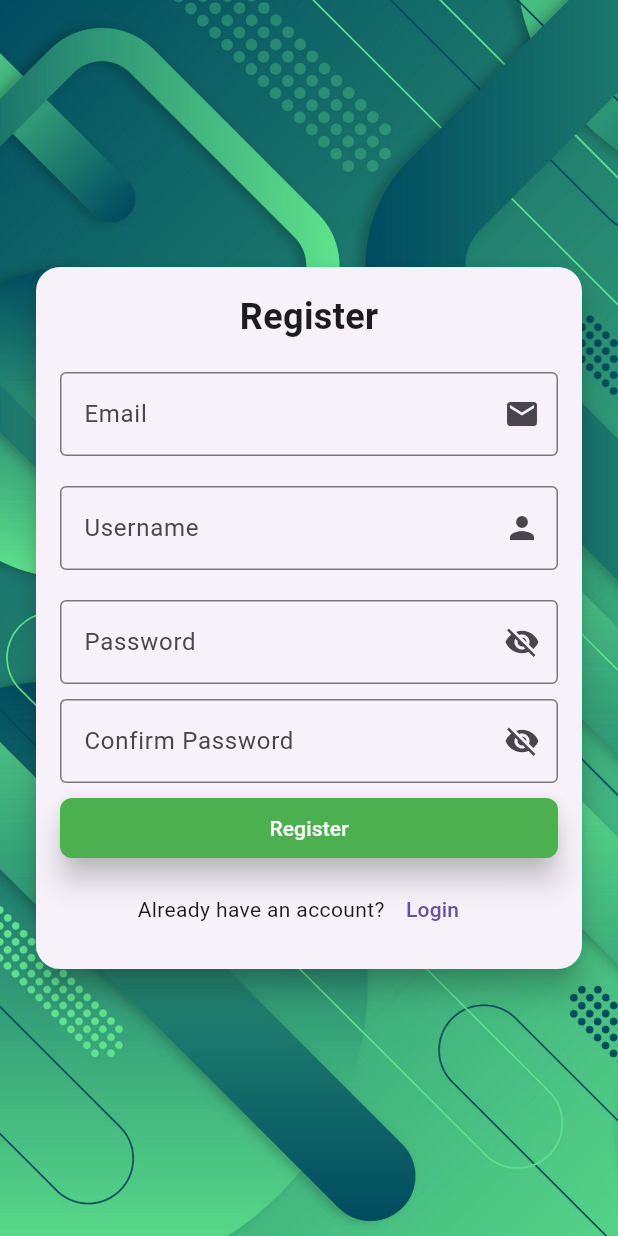
After one commit to tqha1011/expense_manager, a Flutter app: the screen it shows after launch, after a tap on "Register", on a phone screen of 412 x 824 dp. The commit adds this screen. Run offline on Flutter 3.47's test engine with Material 3 defaults, Android fonts, the phone set to English and light mode, and no system bars; our stand-ins replace flutter_dotenv, quickalert, supabase_flutter; accounts and stored records are empty.

Commit message:
new: login screen and register screen, custom dialog , add package animation,top_snack_bar

```diff
--- a/lib/main.dart
+++ b/lib/main.dart
@@ -1,9 +1,11 @@
+import 'package:expense_manager/views/home/home_screen.dart';
 import 'package:flutter/material.dart';
 import 'package:supabase_flutter/supabase_flutter.dart';
 import 'package:flutter_dotenv/flutter_dotenv.dart';
 import 'views/splash_screen.dart';
 import 'package:provider/provider.dart';
 import 'package:expense_manager/view_models/auth_view_model.dart';
+import 'views/auth/auth_screen.dart';
 
 Future<void> main() async{
   WidgetsFlutterBinding.ensureInitialized();
@@ -30,7 +32,12 @@ class MyApp extends StatelessWidget {
   Widget build(BuildContext context) {
     return MaterialApp(
       debugShowCheckedModeBanner: false,
-      home: const SplashScreen(),
+      initialRoute: '/',
+      routes: {
+        '/': (context) => const SplashScreen(),
+        '/home': (context) => const HomeScreen(),
+        '/auth': (context) => const AuthScreen(), // Thêm tham số onSwitch nếu cần
+      },
     );
   }
 }
--- /dev/null
+++ b/lib/views/auth/auth_screen.dart
@@ -0,0 +1,78 @@
+import 'package:expense_manager/views/auth/login_screen.dart';
+import 'package:expense_manager/views/auth/register_screen.dart';
+import 'package:flutter/material.dart';
+import 'package:animations/animations.dart';
+class AuthScreen extends StatefulWidget {
+  const AuthScreen({super.key});
+
+  @override
+  State<AuthScreen> createState() => _AuthScreenState();
+}
+
+class _AuthScreenState extends State<AuthScreen> {
+  // 👇 Biến quyết định đang hiện form nào
+  bool _isLogin = true;
+
+  // Hàm để đổi trạng thái (truyền xuống cho con dùng)
+  void toggleAuthMode() {
+    setState(() {
+      _isLogin = !_isLogin;
+    });
+  }
+
+  @override
+  Widget build(BuildContext context) {
+    return GestureDetector(
+      onTap: () {
+        FocusScope.of(context).unfocus();
+      },
+      child: Scaffold(
+        resizeToAvoidBottomInset: true,
+        backgroundColor: Colors.black,
+        body: Stack(
+          children: [
+            // giu anh nen dung yen
+            Positioned.fill(
+              child: Image.asset(
+                'assets/images/loginbackground.jpg',
+                fit: BoxFit.cover,
+              ),
+            ),
+
+            Center(
+              child: SingleChildScrollView(
+                child: Padding(
+                  padding: const EdgeInsets.all(20.0),
+
+                  // AnimatedSwitcher để chuyển đổi giữa 2 form với hiệu ứng
+                  child: PageTransitionSwitcher(
+                    duration: const Duration(milliseconds: 500),
+                    reverse: _isLogin, // Đảo chiều hiệu ứng khi quay về Login
+                    transitionBuilder: (child, animation, secondaryAnimation) {
+                      return SharedAxisTransition(
+                        animation: animation,
+                        secondaryAnimation: secondaryAnimation,
+                        // Kiểu hiệu ứng:
+                        // .horizontal: Trượt ngang (giống chuyển trang sách)
+                        // .scaled: Phóng to/Thu nhỏ (giống popup - Rất đẹp cho Card)
+                        // .vertical: Trượt dọc
+                        transitionType: SharedAxisTransitionType.horizontal,
+                        fillColor: Colors.transparent, // Để không bị nền trắng che mất ảnh background
+                        child: child,
+                      );
+                    },
+
+                    // Nếu là Login thì hiện LoginForm, ngược lại hiện RegisterForm
+                    child: _isLogin
+                        ? LoginScreen(key: const ValueKey("Login"), onSwitch: toggleAuthMode)
+                        : RegisterScreen(key: const ValueKey("Register"), onSwitch: toggleAuthMode),
+                  ),
+                ),
+              ),
+            ),
+          ],
+        ),
+      ),
+    );
+  }
+}
--- a/lib/views/auth/login_screen.dart
+++ b/lib/views/auth/login_screen.dart
@@ -1,16 +1,153 @@
 import 'package:flutter/material.dart';
+import 'package:provider/provider.dart';
+import 'package:expense_manager/view_models/auth_view_model.dart';
+import 'package:expense_manager/views/auth/password_recovery.dart';
+
 
 // form login
 class LoginScreen extends StatefulWidget {
-  const LoginScreen({super.key});
+  final VoidCallback onSwitch; // ham de chuyen sang form register
+  const LoginScreen({super.key, required this.onSwitch});
 
   @override
   State<LoginScreen> createState() => _LoginScreenState();
 }
 
 class _LoginScreenState extends State<LoginScreen> {
+  // controller de lay du lieu nguoi dung nhap
+  final _inputController = TextEditingController();
+  final _passwordController = TextEditingController();
+  bool _isObscure = true; // bien de an hien mat khau
+  bool _rememberMe = false; // bien de luu trang thai remember me
+
+  @override
+  // ham tu dong don dep tai nguyen khi widget bi huy
+  void dispose() {
+    _inputController.dispose();
+    _passwordController.dispose();
+    super.dispose();
+  }
+
   @override
   Widget build(BuildContext context) {
-    return Container();
+    return Card(
+      elevation: 8,
+      shape: RoundedRectangleBorder(borderRadius: BorderRadius.circular(16)),
+      child: Padding(
+        padding: EdgeInsets.all(16),
+        child: Column(
+          mainAxisSize: MainAxisSize.min,
+          children: [
+            Text(
+              "Login",
+              style: TextStyle(fontSize: 24, fontWeight: FontWeight.bold),
+            ),
+
+            SizedBox(height: 20),
+            TextField(
+              controller: _inputController,
+              decoration: InputDecoration(
+                labelText: "Email or Username",
+                border: OutlineInputBorder(),
+                suffixIcon: Icon(Icons.person),
+              ),
+              keyboardType: TextInputType.emailAddress,
+            ),
+
+            SizedBox(height: 20),
+
+            TextField(
+              controller: _passwordController,
+              obscureText: _isObscure,
+              decoration: InputDecoration(
+                labelText: "Password",
+                border: OutlineInputBorder(),
+                suffixIcon: IconButton(
+                  onPressed: () {
+                    setState(() {
+                      _isObscure = !_isObscure;
+                    });
+                  },
+                  icon: Icon(
+                    _isObscure ? Icons.visibility_off : Icons.visibility,
+                  ),
+                ),
+              ),
+            ),
+            SizedBox(height: 10),
+            Row(
+              children: [
+                SizedBox(
+                  child: Checkbox(
+                    value: _rememberMe,
+                    onChanged: (bool? value) {
+                      setState(() {
+                        _rememberMe = value ?? false;
+                      });
+                    },
+                    materialTapTargetSize: MaterialTapTargetSize.shrinkWrap,
+                    visualDensity: VisualDensity.compact,
+                    activeColor: Colors.green,
+                  ),
+                ),
+                SizedBox(width: 8),
+                Text("Remember Me"),
+                SizedBox(width: 53),
+                TextButton(
+                  onPressed: () {
+                    Navigator.push(
+                      context,
+                      MaterialPageRoute(
+                        builder: (context) => ForgotPasswordScreen(),
+                      ),
+                    );
+                  },
+                  child: Text("Forgot Password?"),
+                ),
+              ],
+            ),
+            SizedBox(height: 10),
+            SizedBox(
+              width: double.infinity,
+              height: 40,
+              child: ElevatedButton(
+                onPressed: () async {
+                  final input = _inputController.text.trim();
+                  final password = _passwordController.text.trim();
+
+                  // goi ham login tu AuthViewModel
+                  final success = await context
+                      .read<AuthViewModel>()
+                      .logInAction(input, password);
+                  if (success && context.mounted) {
+                    Navigator.pushReplacementNamed(context, '/home');
+                  }
+                },
+                style: ElevatedButton.styleFrom(
+                  shape: RoundedRectangleBorder(
+                    borderRadius: BorderRadius.circular(8),
+                  ),
+                  backgroundColor: Colors.green,
+                  foregroundColor: Colors.white,
+                  elevation: 8,
+                ),
+                child: Text("Login"),
+              ),
+            ),
+            SizedBox(height: 10),
+            Row(
+              mainAxisAlignment: MainAxisAlignment.center,
+              children: [
+                Text("Don't have an account?"),
+                TextButton(
+                  onPressed: widget.onSwitch,
+                  child: Text("Register"),
+                ),
+              ],
+            ),
+          ],
+        ),
+      ),
+    );
   }
 }
--- /dev/null
+++ b/lib/views/auth/register_screen.dart
@@ -0,0 +1,170 @@
+import 'package:flutter/material.dart';
+import 'package:provider/provider.dart';
+import 'package:expense_manager/view_models/auth_view_model.dart';
+import 'package:expense_manager/utils/dialog_utils.dart';
+
+
+class RegisterScreen extends StatefulWidget {
+  final VoidCallback onSwitch; // ham de chuyen sang form login
+  const RegisterScreen({super.key, required this.onSwitch});
+
+  @override
+  State<RegisterScreen> createState() => _RegisterScreenState();
+}
+
+class _RegisterScreenState extends State<RegisterScreen> {
+  // cac bien nay theo doi du lieu nguoi dung nhap
+  final _emailController = TextEditingController();
+  final _passwordController = TextEditingController();
+  final _confirmPasswordController = TextEditingController();
+  final _usernameController = TextEditingController();
+  bool _isObscure = true; // bien de an hien mat khau
+  bool _isObscureConfirm = true; // bien de an hien mat khau xac nhan
+
+  @override
+  // ham tu dong don dep tai nguyen khi widget bi huy
+  void dispose() {
+    _emailController.dispose();
+    _passwordController.dispose();
+    _confirmPasswordController.dispose();
+    _usernameController.dispose();
+    super.dispose();
+  }
+
+  // ham xu ly su kien dang ki
+  Future<void> _handleRegister() async {
+    final email = _emailController.text.trim();
+    final password = _passwordController.text.trim();
+    final username = _usernameController.text.trim();
+    final confirmPassword = _confirmPasswordController.text.trim();
+    // hien thi dialog loading
+    DialogUtils.showLoadingDialog(context);
+    // goi ham signUp tu AuthViewModel
+    final success = await context.read<AuthViewModel>().signUpAction(username, email, password, confirmPassword);
+    if(!mounted) return; // kiem tra an toan truoc khi thao tac voi context
+    // neu thanh cong
+    if (success) {
+      DialogUtils.switchLoadingToSuccess(context, message: "Registration Successful");
+      await Future.delayed(Duration(seconds: 2));
+      if(mounted){
+        Navigator.of(context).pushReplacementNamed('/home');
+      }
+    }
+    else{
+      final errorMessage = context.read<AuthViewModel>().errorMessage ?? "Registration Failed";
+      DialogUtils.switchLoadingToError(context, message: errorMessage);
+    }
+  }
+
+  @override
+  Widget build(BuildContext context) {
+    return Card(
+      elevation: 8,
+      shape: RoundedRectangleBorder(borderRadius: BorderRadius.circular(16)),
+      child: Padding(
+        padding: EdgeInsets.all(16),
+        child: Column(
+          mainAxisSize: MainAxisSize.min,
+          children: [
+            Text(
+              "Register",
+              style: TextStyle(fontSize: 24, fontWeight: FontWeight.bold),
+            ),
+
+            SizedBox(height: 20),
+            TextField(
+              controller: _emailController,
+              decoration: InputDecoration(
+                labelText: "Email",
+                border: OutlineInputBorder(),
+                suffixIcon: Icon(Icons.email),
+              ),
+              keyboardType: TextInputType.emailAddress,
+            ),
+
+            SizedBox(height: 20),
+            TextField(
+              controller: _usernameController,
+              decoration: InputDecoration(
+                labelText: "Username",
+                border: OutlineInputBorder(),
+                suffixIcon: Icon(Icons.person),
+              ),
+            ),
+
+            SizedBox(height: 20),
+
+            TextField(
+              controller: _passwordController,
+              obscureText: _isObscure,
+              decoration: InputDecoration(
+                labelText: "Password",
+                border: OutlineInputBorder(),
+                suffixIcon: IconButton(
+                  onPressed: () {
+                    setState(() {
+                      _isObscure = !_isObscure;
+                    });
+                  },
+                  icon: Icon(
+                    _isObscure ? Icons.visibility_off : Icons.visibility,
+                  ),
+                ),
+              ),
+            ),
+            SizedBox(height: 10),
+
+            TextField(
+              controller: _confirmPasswordController,
+              obscureText: _isObscureConfirm,
+              decoration: InputDecoration(
+                labelText: "Confirm Password",
+                border: OutlineInputBorder(),
+                suffixIcon: IconButton(
+                  onPressed: () {
+                    setState(() {
+                      _isObscureConfirm = !_isObscureConfirm;
+                    });
+                  },
+                  icon: Icon(
+                    _isObscureConfirm ? Icons.visibility_off : Icons.visibility,
+                  ),
+                ),
+              ),
+            ),
+
+            SizedBox(height: 10),
+
+            SizedBox(
+              width: double.infinity,
+              height: 40,
+              child: ElevatedButton(
+                onPressed: _handleRegister,
+                style: ElevatedButton.styleFrom(
+                  shape: RoundedRectangleBorder(
+                    borderRadius: BorderRadius.circular(8),
+                  ),
+                  backgroundColor: Colors.green,
+                  foregroundColor: Colors.white,
+                  elevation: 8,
+                ),
+                child: Text("Register"),
+              ),
+            ),
+            SizedBox(height: 10),
+            Row(
+              mainAxisAlignment: MainAxisAlignment.center,
+              children: [
+                Text("Already have an account?"),
+                TextButton(
+                  onPressed: widget.onSwitch,
+                  child: Text("Login"),
+                ),
+              ],
+            ),
+          ],
+        ),
+      ),
+    );
+  }
+}
--- a/lib/views/splash_screen.dart
+++ b/lib/views/splash_screen.dart
@@ -2,7 +2,7 @@ import 'package:expense_manager/views/home/home_screen.dart';
 import 'package:flutter/material.dart';
 import 'package:flutter/services.dart';
 import 'package:supabase_flutter/supabase_flutter.dart';
-import 'package:expense_manager/views/auth/login_screen.dart';
+import 'auth/auth_screen.dart';
 
 class SplashScreen extends StatefulWidget {
   const SplashScreen({super.key});
@@ -35,7 +35,7 @@ class _SplashScreenState extends State<SplashScreen> {
     }
     else{
       Navigator.of(context).pushReplacement(
-        MaterialPageRoute(builder: (_) => LoginScreen()) // neu chua dang nhap thi vao Login Screen
+        MaterialPageRoute(builder: (_) => AuthScreen()) // neu chua dang nhap thi vao Login Screen
       );
     }
   }
--- a/pubspec.yaml
+++ b/pubspec.yaml
@@ -37,6 +37,9 @@ dependencies:
   supabase_flutter: ^2.10.3
   provider: ^6.1.5+1
   flutter_dotenv: ^6.0.0
+  animations: ^2.1.1
+  quickalert: ^1.1.0
+  top_snackbar_flutter: ^3.3.0
 
 dev_dependencies:
   flutter_test:
```
Also changed, not shown: lib/utils/dialog_utils.dart (added, +41 -0 lines), lib/views/auth/password_recovery.dart (added, +15 -0 lines), assets/images/loginbackground.jpg (added).
